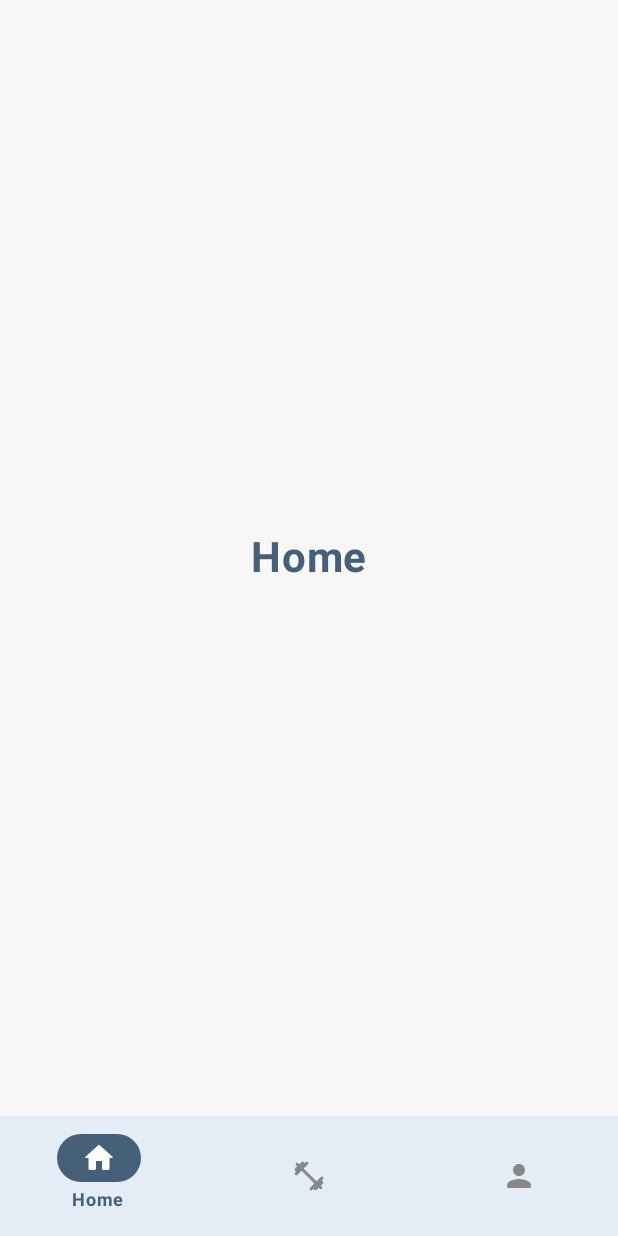
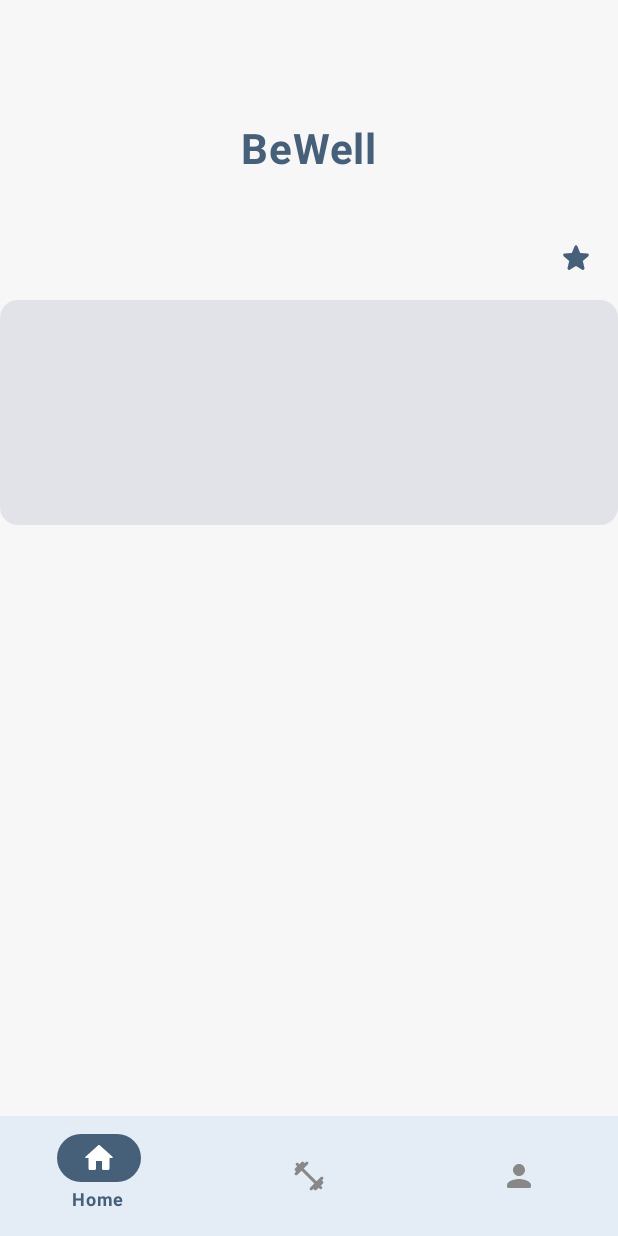
Before and after one commit to Ali0092/BeWell, an Android app built with Jetpack Compose: the MainScreen screen opened through its navigation route, on a phone screen of 412 x 824 dp. Run offline under Robolectric (Android 15) with nearby library versions, the phone set to English and light mode, and no system bars.

Commit message:
back to work

```diff
--- /dev/null
+++ b/app/src/main/java/com/example/bewell/ui/presentation/screens/HomeScreen.kt
@@ -0,0 +1,63 @@
+package com.example.bewell.ui.presentation.screens
+
+import androidx.compose.foundation.background
+import androidx.compose.foundation.layout.Box
+import androidx.compose.foundation.layout.Column
+import androidx.compose.foundation.layout.fillMaxSize
+import androidx.compose.foundation.layout.fillMaxWidth
+import androidx.compose.foundation.layout.height
+import androidx.compose.foundation.layout.padding
+import androidx.compose.material.icons.Icons
+import androidx.compose.material.icons.rounded.Star
+import androidx.compose.material3.Card
+import androidx.compose.material3.Icon
+import androidx.compose.material3.Text
+import androidx.compose.runtime.Composable
+import androidx.compose.ui.Alignment
+import androidx.compose.ui.Modifier
+import androidx.compose.ui.draw.shadow
+import androidx.compose.ui.text.font.FontWeight
+import com.example.bewell.ui.sdp
+import com.example.bewell.ui.textSdp
+import com.example.bewell.ui.theme.backgroundColor
+import com.example.bewell.ui.theme.darkBlueColor
+import com.example.bewell.ui.theme.darkPurpleColor
+
+@Composable
+fun HomeScreen(modifier: Modifier = Modifier) {
+    Column(modifier = modifier.fillMaxSize().background(backgroundColor)) {
+
+        Box(
+            modifier = modifier
+                .fillMaxWidth()
+                .height(200.sdp)
+                .background(backgroundColor)
+        ) {
+
+            Text(
+                modifier = Modifier.align(Alignment.Center),
+                text = "BeWell",
+                fontSize = 28.textSdp,
+                color = darkBlueColor,
+                fontWeight = FontWeight.Bold
+            )
+
+            Icon(
+                imageVector = Icons.Rounded.Star,
+                contentDescription = "Star",
+                tint = darkBlueColor,
+                modifier = Modifier
+                    .align(Alignment.BottomEnd)
+                    .padding(end = 16.sdp, bottom = 16.sdp)
+            )
+
+        }
+
+        Card( modifier = Modifier.fillMaxWidth().height(150.sdp) ) {
+
+
+
+        }
+
+    }
+}
--- a/app/src/main/java/com/example/bewell/ui/presentation/screens/MainScreen.kt
+++ b/app/src/main/java/com/example/bewell/ui/presentation/screens/MainScreen.kt
@@ -1,11 +1,6 @@
 package com.example.bewell.ui.presentation.screens
 
-import androidx.compose.foundation.background
-import androidx.compose.foundation.layout.Arrangement
-import androidx.compose.foundation.layout.Column
-import androidx.compose.foundation.layout.fillMaxSize
 import androidx.compose.foundation.layout.padding
-import androidx.compose.material3.BottomAppBar
 import androidx.compose.material3.Icon
 import androidx.compose.material3.NavigationBar
 import androidx.compose.material3.NavigationBarItem
@@ -13,7 +8,6 @@ import androidx.compose.material3.NavigationBarItemColors
 import androidx.compose.material3.Scaffold
 import androidx.compose.material3.Text
 import androidx.compose.runtime.Composable
-import androidx.compose.ui.Alignment
 import androidx.compose.ui.Modifier
 import androidx.compose.ui.graphics.Color
 import androidx.compose.ui.res.painterResource
@@ -23,66 +17,19 @@ import androidx.navigation.compose.currentBackStackEntryAsState
 import androidx.navigation.compose.rememberNavController
 import com.example.bewell.Utils.Utils
 import com.example.bewell.common.BottomNavGraph
-import com.example.bewell.ui.textSdp
-import com.example.bewell.ui.theme.backgroundColor
 import com.example.bewell.ui.theme.darkBlueColor
-import com.example.bewell.ui.theme.lightBlueColor
 import com.example.bewell.ui.theme.secondaryColor
 
 @Composable
 fun MainScreen() {
     val navController = rememberNavController()
-    Scaffold(
-        topBar = {},
-        bottomBar = {
+    Scaffold(topBar = {}, bottomBar = {
         BottomNavigationBar(navController)
-        },
-        content = { innerPadding->
-            BottomNavGraph(modifier = Modifier.padding(innerPadding),
-                navController = navController
+    }, content = { innerPadding ->
+        BottomNavGraph(
+            modifier = Modifier.padding(innerPadding), navController = navController
         )
-        }
-    )
-}
-
-@Composable
-fun HomeScreen(modifier: Modifier = Modifier) {
-    Column(modifier = modifier.fillMaxSize().background(backgroundColor),
-        verticalArrangement = Arrangement.Center,
-        horizontalAlignment = Alignment.CenterHorizontally) {
-        Text(text = "Home",
-            fontSize = 28.textSdp,
-            color = darkBlueColor,
-            fontWeight = FontWeight.Bold
-        )
-    }
-}
-
-
-@Composable
-fun FitnessScreen(modifier: Modifier = Modifier) {
-    Column(modifier = modifier.fillMaxSize().background(backgroundColor),
-        verticalArrangement = Arrangement.Center,
-        horizontalAlignment = Alignment.CenterHorizontally) {
-        Text(text = "Fitness",
-            fontSize = 28.textSdp,
-            color = darkBlueColor,
-            fontWeight = FontWeight.Bold
-        )
-    }
-}
-
-@Composable
-fun ProfileScreen(modifier: Modifier = Modifier) {
-    Column(modifier = modifier.fillMaxSize().background(backgroundColor),
-        verticalArrangement = Arrangement.Center,
-        horizontalAlignment = Alignment.CenterHorizontally) {
-        Text(text = "Profile",
-            fontSize = 28.textSdp,
-            color = darkBlueColor,
-            fontWeight = FontWeight.Bold
-        )
-    }
+    })
 }
 
 @Composable
@@ -94,18 +41,13 @@ fun BottomNavigationBar(navController: NavHostController) {
         val currentRoute = navBackStackEntry.value?.destination?.route
         Utils.bottomNavigationItems.forEach { item ->
             NavigationBarItem(
-                selected = currentRoute == item.route,
-                onClick = {
+                selected = currentRoute == item.route, onClick = {
                 navController.navigate(item.route)
-                },
-                icon = {
+            }, icon = {
                 Icon(painter = painterResource(id = item.icon), contentDescription = item.title)
-                },
-                label = {
+            }, label = {
                 Text(text = item.title, fontWeight = FontWeight.Bold)
-                },
-                alwaysShowLabel = false,
-                colors = NavigationBarItemColors(
+            }, alwaysShowLabel = false, colors = NavigationBarItemColors(
                 selectedIconColor = Color.White,
                 selectedTextColor = darkBlueColor,
                 unselectedIconColor = Color.Gray,
```
Also changed, not shown: app/src/main/java/com/example/bewell/ui/presentation/screens/FitnessScreen.kt (added, +27 -0 lines), app/src/main/java/com/example/bewell/ui/presentation/screens/ProfileScreen.kt (added, +27 -0 lines). Lines whose indentation alone changed are shown as unchanged.
